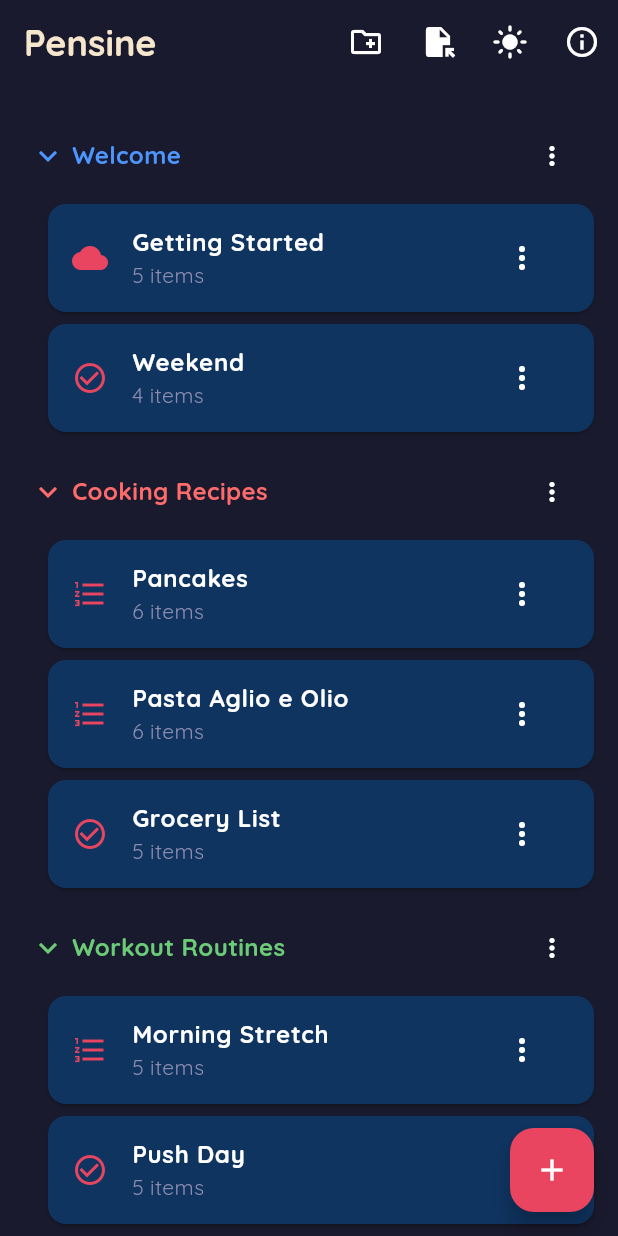
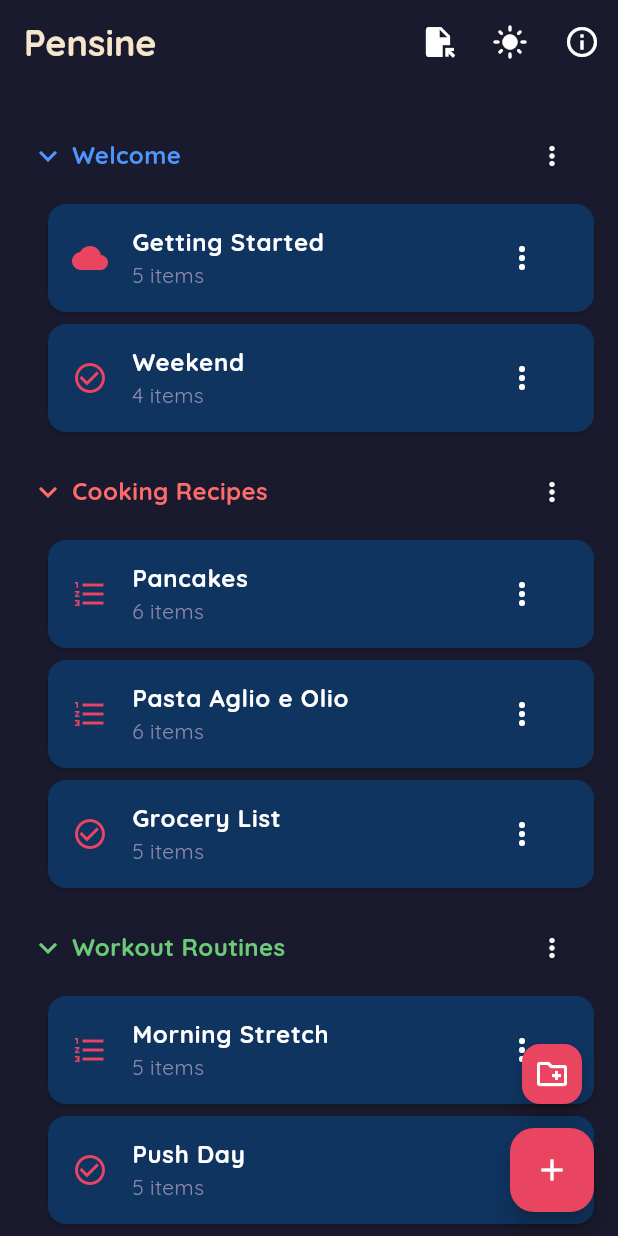
Before and after one commit to FrenchCommando/pensine, a Flutter app: the screen it shows after launch, on a phone screen of 412 x 824 dp. Run offline on Flutter 3.47's test engine with Material 3 defaults, Android fonts, the phone set to English and light mode, and no system bars; our stand-ins replace file_picker, package_info_plus, share_plus, shared_preferences, web; missing offline and left inert: dart:js_interop.

Commit message:
fab change

```diff
--- a/lib/screens/home_screen.dart
+++ b/lib/screens/home_screen.dart
@@ -836,11 +836,6 @@ class _HomeScreenState extends State<HomeScreen> {
         title: const Text('Pensine'),
         actions: [
           IconButton(
-            icon: const Icon(Icons.create_new_folder_outlined),
-            tooltip: 'New workspace',
-            onPressed: _createWorkspace,
-          ),
-          IconButton(
             icon: const Icon(Icons.file_open),
             tooltip: 'Import',
             onPressed: () async {
@@ -900,9 +895,23 @@ class _HomeScreenState extends State<HomeScreen> {
                   padding: const EdgeInsets.all(16),
                   children: _workspaces.map(_buildWorkspaceSection).toList(),
                 ),
-      floatingActionButton: FloatingActionButton(
-        onPressed: () => _createBoard(),
-        child: const Icon(Icons.add),
+      floatingActionButton: Column(
+        mainAxisSize: MainAxisSize.min,
+        children: [
+          FloatingActionButton.small(
+            heroTag: 'new_workspace',
+            tooltip: 'New workspace',
+            onPressed: _createWorkspace,
+            child: const Icon(Icons.create_new_folder_outlined),
+          ),
+          const SizedBox(height: 12),
+          FloatingActionButton(
+            heroTag: 'new_board',
+            tooltip: 'New board',
+            onPressed: () => _createBoard(),
+            child: const Icon(Icons.add),
+          ),
+        ],
       ),
     );
   }
```
